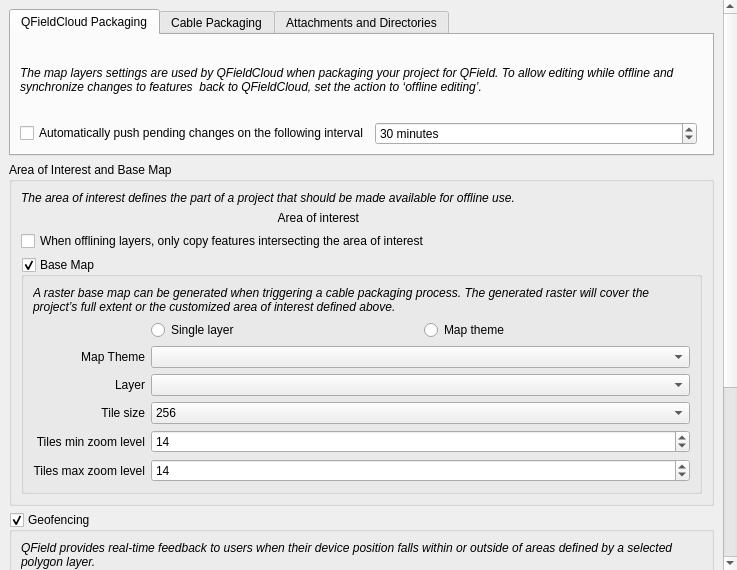
Old version of the form qfieldsync/ui/project_configuration_widget.ui in the repository opengisch/qfieldsync.
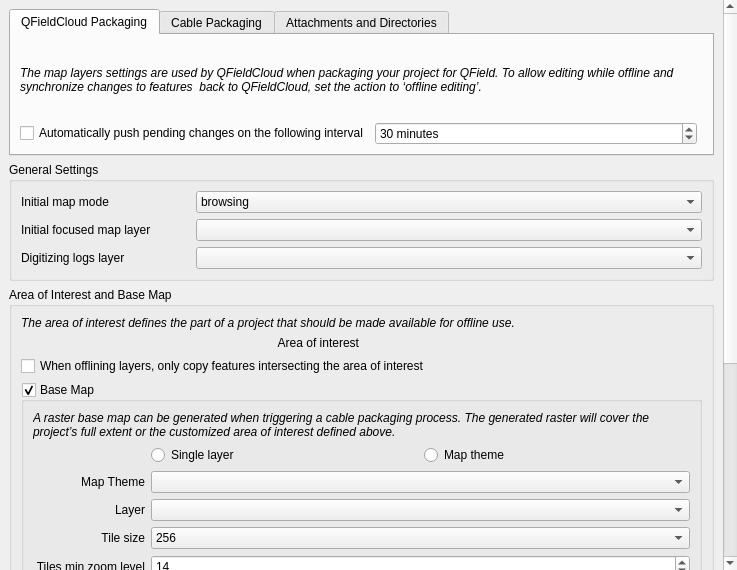
New version of the form. Icons and pictures are not drawn. Custom widgets are drawn as their Qt base class.

```diff
--- a/qfieldsync/ui/project_configuration_widget.ui
+++ b/qfieldsync/ui/project_configuration_widget.ui
@@ -226,6 +226,70 @@
          </widget>
         </widget>
        </item>
+       <item>
+        <widget class="QgsCollapsibleGroupBox" name="generalSettingsGroupBox">
+         <property name="title">
+          <string>General Settings</string>
+         </property>
+         <property name="collapsed">
+          <bool>false</bool>
+         </property>
+         <property name="saveCollapsedState">
+          <bool>true</bool>
+         </property>
+         <layout class="QGridLayout" name="gridLayout_8" columnstretch="1,3">
+          <item row="0" column="0">
+           <widget class="QLabel" name="initialMapMode">
+            <property name="text">
+             <string>Initial map mode</string>
+            </property>
+           </widget>
+          </item>
+          <item row="0" column="1">
+           <widget class="QComboBox" name="initialMapModeComboBox">
+            <item>
+             <property name="icon">
+              <iconset>
+               <normaloff>../resources/map_white.svg</normaloff>../resources/map_white.svg</iconset>
+             </property>
+             <property name="text">
+              <string>browsing</string>
+             </property>
+            </item>
+            <item>
+             <property name="icon">
+              <iconset>
+               <normaloff>../resources/create_white.svg</normaloff>../resources/create_white.svg</iconset>
+             </property>
+             <property name="text">
+              <string>digitizing</string>
+             </property>
+            </item>
+           </widget>
+          </item>
+          <item row="1" column="0">
+           <widget class="QLabel" name="InitialFocusedMapLayer">
+            <property name="text">
+             <string>Initial focused map layer</string>
+            </property>
+           </widget>
+          </item>
+          <item row="1" column="1">
+           <widget class="QgsMapLayerComboBox" name="intialFocusedMaoLayerComboBox"/>
+          </item>
+          <item row="2" column="0">
+           <widget class="QLabel" name="labelDigitizingLogsLayer">
+            <property name="text">
+             <string>Digitizing logs layer</string>
+            </property>
+           </widget>
+          </item>
+          <item row="2" column="1">
+           <widget class="QgsMapLayerComboBox" name="digitizingLogsLayerComboBox"/>
+          </item>
+         </layout>
+        </widget>
+       </item>
        <item>
         <widget class="QgsCollapsibleGroupBox" name="areaOfInterestBaseMapGroupBox">
          <property name="title">
@@ -511,38 +575,7 @@
          <property name="saveCollapsedState">
           <bool>true</bool>
          </property>
-         <layout class="QGridLayout" name="gridLayout_8" columnstretch="1,3">
-          <item row="5" column="0" colspan="2">
-           <widget class="QgsCollapsibleGroupBox" name="mapThemesGroupBox">
-            <property name="title">
-             <string>Map Themes Configuration</string>
-            </property>
-            <property name="checkable">
-             <bool>false</bool>
-            </property>
-            <property name="collapsed">
-             <bool>false</bool>
-            </property>
-            <property name="saveCollapsedState">
-             <bool>true</bool>
-            </property>
-            <layout class="QVBoxLayout" name="verticalLayout_8"/>
-           </widget>
-          </item>
-          <item row="0" column="0">
-           <widget class="QLabel" name="labelDigitizingLogsLayer">
-            <property name="text">
-             <string>Digitizing logs layer</string>
-            </property>
-            <property name="alignment">
-             <set>Qt::AlignRight|Qt::AlignTrailing|Qt::AlignVCenter</set>
-            </property>
-           </widget>
-          </item>
-          <item row="0" column="1">
-           <widget class="QgsMapLayerComboBox" name="digitizingLogsLayerComboBox"/>
-          </item>
-         </layout>
+         <layout class="QVBoxLayout" name="verticalLayout_8"/>
         </widget>
        </item>
        <item>
```
Left out of the diff: 8 changed lines with no effect on the pictures.
